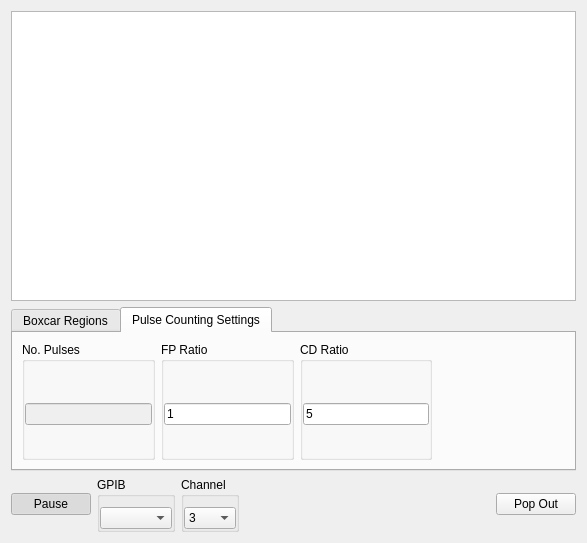
Qt form UIs/Oscilloscope.ui (SherwinGroup/EMCCD-psychic) before a commit.
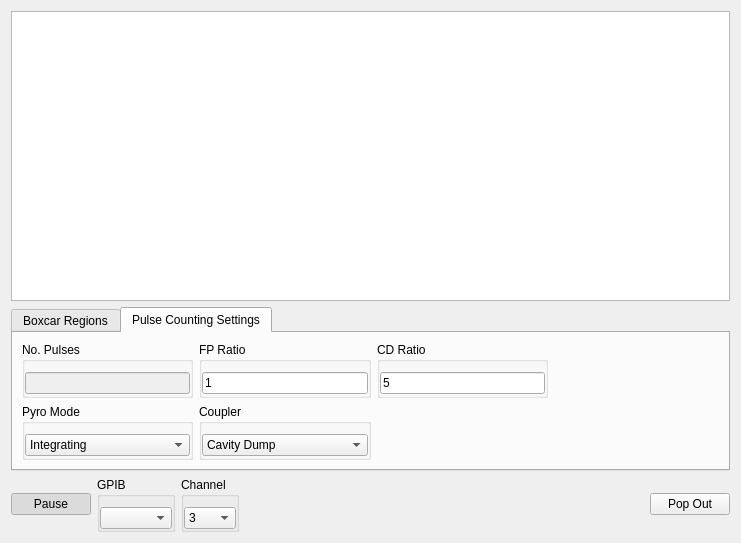
The same form after that commit. The open tabs and pages were chosen to show the change. Custom widgets are drawn as their Qt base class.

Commit message:
FEL Hole Coupler changes
Hopefully this will handle pulse counting with the FEL on hole coupler.
Should probably be tested.

Diff of the .ui file:
```diff
--- a/UIs/Oscilloscope.ui
+++ b/UIs/Oscilloscope.ui
@@ -6,7 +6,7 @@
    <rect>
     <x>0</x>
     <y>0</y>
-    <width>587</width>
+    <width>741</width>
     <height>543</height>
    </rect>
   </property>
@@ -213,47 +213,6 @@
            </property>
           </widget>
          </item>
-         <item row="1" column="3">
-          <widget class="QGroupBox" name="groupBox">
-           <property name="title">
-            <string>Pyro Mode</string>
-           </property>
-           <property name="flat">
-            <bool>true</bool>
-           </property>
-           <layout class="QHBoxLayout" name="horizontalLayout_2">
-            <property name="leftMargin">
-             <number>0</number>
-            </property>
-            <property name="topMargin">
-             <number>10</number>
-            </property>
-            <property name="rightMargin">
-             <number>0</number>
-            </property>
-            <property name="bottomMargin">
-             <number>0</number>
-            </property>
-            <item>
-             <widget class="QComboBox" name="cPyroMode">
-              <property name="currentIndex">
-               <number>1</number>
-              </property>
-              <item>
-               <property name="text">
-                <string>Instant</string>
-               </property>
-              </item>
-              <item>
-               <property name="text">
-                <string>Integrating</string>
-               </property>
-              </item>
-             </widget>
-            </item>
-           </layout>
-          </widget>
-         </item>
         </layout>
        </item>
       </layout>
@@ -264,6 +223,70 @@
       </attribute>
       <layout class="QHBoxLayout" name="horizontalLayout_48">
        <item>
+        <layout class="QGridLayout" name="gridLayout">
+         <item row="0" column="2">
+          <widget class="QGroupBox" name="groupBox_53">
+           <property name="title">
+            <string>CD Ratio</string>
+           </property>
+           <property name="flat">
+            <bool>true</bool>
+           </property>
+           <layout class="QHBoxLayout" name="horizontalLayout_47">
+            <property name="leftMargin">
+             <number>0</number>
+            </property>
+            <property name="topMargin">
+             <number>10</number>
+            </property>
+            <property name="rightMargin">
+             <number>0</number>
+            </property>
+            <property name="bottomMargin">
+             <number>0</number>
+            </property>
+            <item>
+             <widget class="QFNumberEdit" name="tOscCDRatio">
+              <property name="text">
+               <string>5</string>
+              </property>
+             </widget>
+            </item>
+           </layout>
+          </widget>
+         </item>
+         <item row="0" column="1">
+          <widget class="QGroupBox" name="groupBox_52">
+           <property name="title">
+            <string>FP Ratio</string>
+           </property>
+           <property name="flat">
+            <bool>true</bool>
+           </property>
+           <layout class="QHBoxLayout" name="horizontalLayout_46">
+            <property name="leftMargin">
+             <number>0</number>
+            </property>
+            <property name="topMargin">
+             <number>10</number>
+            </property>
+            <property name="rightMargin">
+             <number>0</number>
+            </property>
+            <property name="bottomMargin">
+             <number>0</number>
+            </property>
+            <item>
+             <widget class="QFNumberEdit" name="tOscFPRatio">
+              <property name="text">
+               <string>1</string>
+              </property>
+             </widget>
+            </item>
+           </layout>
+          </widget>
+         </item>
+         <item row="0" column="0">
         <widget class="QGroupBox" name="groupBox_10">
          <property name="title">
           <string>No. Pulses</string>
@@ -294,15 +317,15 @@
          </layout>
         </widget>
        </item>
-       <item>
-        <widget class="QGroupBox" name="groupBox_52">
+         <item row="1" column="0">
+          <widget class="QGroupBox" name="groupBox">
          <property name="title">
-          <string>FP Ratio</string>
+            <string>Pyro Mode</string>
          </property>
          <property name="flat">
           <bool>true</bool>
          </property>
-         <layout class="QHBoxLayout" name="horizontalLayout_46">
+           <layout class="QHBoxLayout" name="horizontalLayout_2">
           <property name="leftMargin">
            <number>0</number>
           </property>
@@ -316,24 +339,34 @@
            <number>0</number>
           </property>
           <item>
-           <widget class="QFNumberEdit" name="tOscFPRatio">
+             <widget class="QComboBox" name="cPyroMode">
+              <property name="currentIndex">
+               <number>1</number>
+              </property>
+              <item>
             <property name="text">
-             <string>1</string>
-            </property>
+                <string>Instant</string>
+               </property>
+              </item>
+              <item>
+               <property name="text">
+                <string>Integrating</string>
+               </property>
+              </item>
            </widget>
           </item>
          </layout>
         </widget>
        </item>
-       <item>
-        <widget class="QGroupBox" name="groupBox_53">
+         <item row="1" column="1">
+          <widget class="QGroupBox" name="groupBox_2">
          <property name="title">
-          <string>CD Ratio</string>
+            <string>Coupler</string>
          </property>
          <property name="flat">
           <bool>true</bool>
          </property>
-         <layout class="QHBoxLayout" name="horizontalLayout_47">
+           <layout class="QHBoxLayout" name="horizontalLayout_3">
           <property name="leftMargin">
            <number>0</number>
           </property>
@@ -347,16 +380,23 @@
            <number>0</number>
           </property>
           <item>
-           <widget class="QFNumberEdit" name="tOscCDRatio">
+             <widget class="QComboBox" name="cFELCoupler">
+              <item>
             <property name="text">
-             <string>5</string>
-            </property>
+                <string>Cavity Dump</string>
+               </property>
+              </item>
+              <item>
+               <property name="text">
+                <string>Hole</string>
+               </property>
+              </item>
            </widget>
           </item>
          </layout>
         </widget>
        </item>
-       <item>
+         <item row="0" column="3">
         <spacer name="horizontalSpacer_5">
          <property name="orientation">
           <enum>Qt::Horizontal</enum>
@@ -368,6 +408,8 @@
           </size>
          </property>
         </spacer>
+         </item>
+        </layout>
        </item>
       </layout>
      </widget>
```
Left out of the diff: 2 changed lines with no effect on the pictures. Lines whose indentation alone changed are shown as unchanged. The commit also changes 3 other files.
